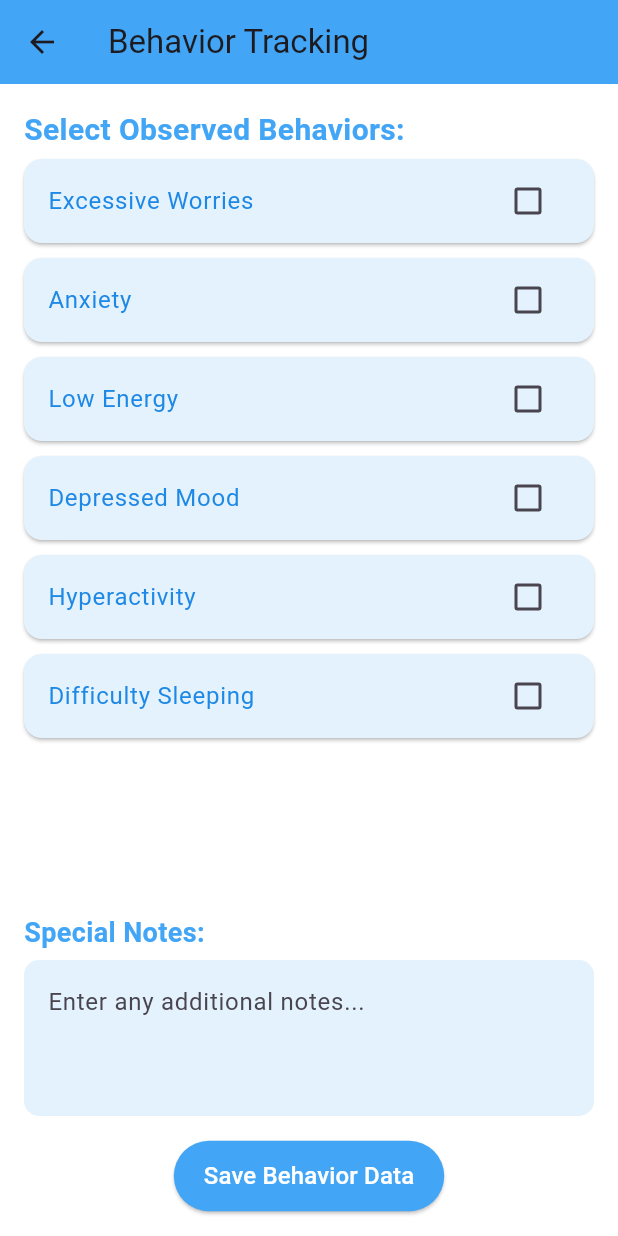
After one commit to piyara99/testapp1, a Flutter app: the CaregiverDashboard screen opened directly, in the side drawer, after a tap on "Track Behavior", on a phone screen of 412 x 824 dp. The commit adds this screen. Run offline on Flutter 3.47's test engine with Material 3 defaults, Android fonts, the light colour scheme and no system bars.

Commit message:
added behavior tracking

```diff
--- /dev/null
+++ b/lib/behavior_tracking.dart
@@ -0,0 +1,113 @@
+import 'package:flutter/material.dart';
+
+class BehaviorTrackingPage extends StatefulWidget {
+  @override
+  _BehaviorTrackingPageState createState() => _BehaviorTrackingPageState();
+}
+
+class _BehaviorTrackingPageState extends State<BehaviorTrackingPage> {
+  final List<String> behaviorOptions = [
+    'Excessive Worries',
+    'Anxiety',
+    'Low Energy',
+    'Depressed Mood',
+    'Hyperactivity',
+    'Difficulty Sleeping',
+  ];
+  final List<String> selectedBehaviors = [];
+  final TextEditingController specialNotesController = TextEditingController();
+
+  @override
+  Widget build(BuildContext context) {
+    return Scaffold(
+      backgroundColor: Colors.white, // Background color same as other pages
+      appBar: AppBar(
+        title: Text('Behavior Tracking'),
+        backgroundColor: Colors.blue[400], // Consistent with dashboard
+      ),
+      body: Padding(
+        padding: const EdgeInsets.all(16.0),
+        child: Column(
+          crossAxisAlignment: CrossAxisAlignment.start,
+          children: [
+            Text(
+              'Select Observed Behaviors:',
+              style: TextStyle(
+                fontSize: 20,
+                fontWeight: FontWeight.bold,
+                color: Colors.blue[400], // Consistent color
+              ),
+            ),
+            Expanded(
+              child: ListView(
+                children:
+                    behaviorOptions.map((behavior) {
+                      return Card(
+                        color: Colors.blue[50], // Light blue card background
+                        margin: EdgeInsets.symmetric(vertical: 5),
+                        child: CheckboxListTile(
+                          title: Text(
+                            behavior,
+                            style: TextStyle(color: Colors.blue[600]),
+                          ),
+                          value: selectedBehaviors.contains(behavior),
+                          activeColor: Colors.blue[400], // Checkbox color
+                          onChanged: (bool? value) {
+                            setState(() {
+                              if (value == true) {
+                                selectedBehaviors.add(behavior);
+                              } else {
+                                selectedBehaviors.remove(behavior);
+                              }
+                            });
+                          },
+                        ),
+                      );
+                    }).toList(),
+              ),
+            ),
+            Text(
+              'Special Notes:',
+              style: TextStyle(
+                fontSize: 18,
+                fontWeight: FontWeight.bold,
+                color: Colors.blue[400], // Matching title color
+              ),
+            ),
+            SizedBox(height: 5),
+            TextField(
+              controller: specialNotesController,
+              decoration: InputDecoration(
+                hintText: 'Enter any additional notes...',
+                filled: true,
+                fillColor: Colors.blue[50], // Light blue background
+                border: OutlineInputBorder(
+                  borderRadius: BorderRadius.circular(10),
+                  borderSide: BorderSide.none, // Remove default border
+                ),
+              ),
+              maxLines: 3,
+            ),
+            SizedBox(height: 16),
+            Center(
+              child: ElevatedButton(
+                onPressed: () {
+                  // Handle submission logic
+                  Navigator.pop(context);
+                },
+                style: ElevatedButton.styleFrom(
+                  backgroundColor: Colors.blue[400], // Matching button color
+                  padding: EdgeInsets.symmetric(horizontal: 20, vertical: 12),
+                ),
+                child: Text(
+                  'Save Behavior Data',
+                  style: TextStyle(color: Colors.white, fontSize: 16),
+                ),
+              ),
+            ),
+          ],
+        ),
+      ),
+    );
+  }
+}
--- a/lib/caregiver_dashboard.dart
+++ b/lib/caregiver_dashboard.dart
@@ -2,6 +2,7 @@ import 'package:flutter/material.dart';
 import 'package:testapp/signin.dart';
 import 'mood_tracking.dart'; // Import the mood_tracking.dart page
 import 'task_management.dart'; // Import the task_management.dart page
+import 'behavior_tracking.dart'; // Import the new behavior tracking page
 
 void main() {
   runApp(MyApp());
@@ -55,6 +56,18 @@ class _CaregiverDashboardState extends State<CaregiverDashboard> {
             ),
             ListTile(title: Text('Dashboard'), onTap: () {}),
             ListTile(title: Text('Settings'), onTap: () {}),
+            ListTile(
+              title: const Text('Behavior Tracking'),
+              onTap: () {
+                Navigator.push(
+                  context,
+                  MaterialPageRoute(
+                    builder: (context) => BehaviorTrackingPage(),
+                  ),
+                );
+              },
+            ),
+
             ListTile(
               title: const Text('Mood Tracking'),
               onTap: () {
@@ -134,6 +147,26 @@ class _CaregiverDashboardState extends State<CaregiverDashboard> {
                 color: Colors.blue[400],
               ),
             ),
+            SizedBox(height: 20),
+            ElevatedButton(
+              onPressed: () {
+                Navigator.push(
+                  context,
+                  MaterialPageRoute(
+                    builder: (context) => BehaviorTrackingPage(),
+                  ),
+                );
+              },
+              style: ElevatedButton.styleFrom(
+                backgroundColor: Colors.blue[400], // Match theme color
+                padding: EdgeInsets.symmetric(horizontal: 20, vertical: 12),
+              ),
+              child: Text(
+                'Track Behavior',
+                style: TextStyle(color: Colors.white, fontSize: 16),
+              ),
+            ),
+
             Card(
               color: Colors.blue[50],
               margin: EdgeInsets.symmetric(vertical: 8),
```
